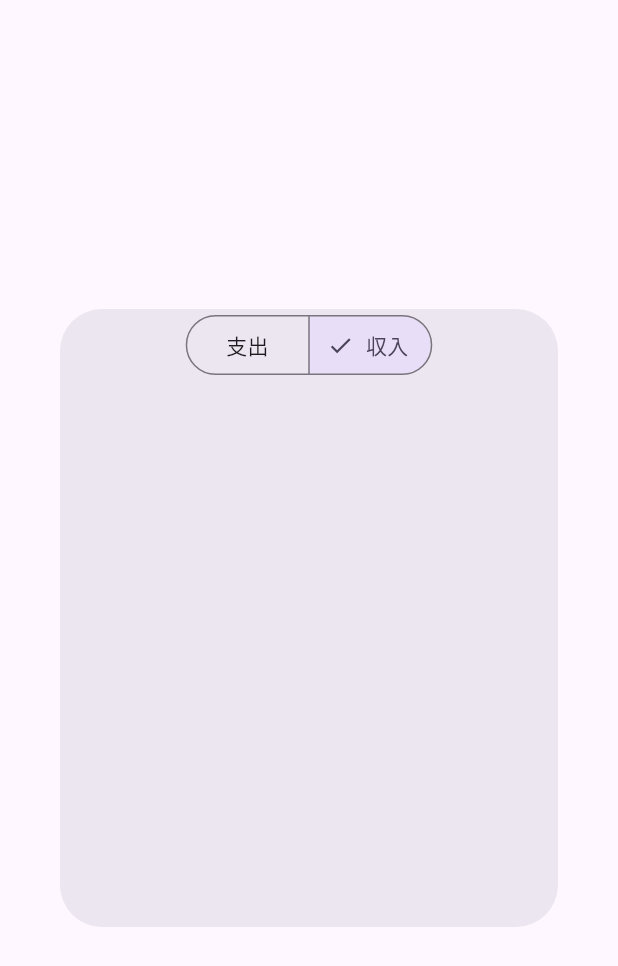
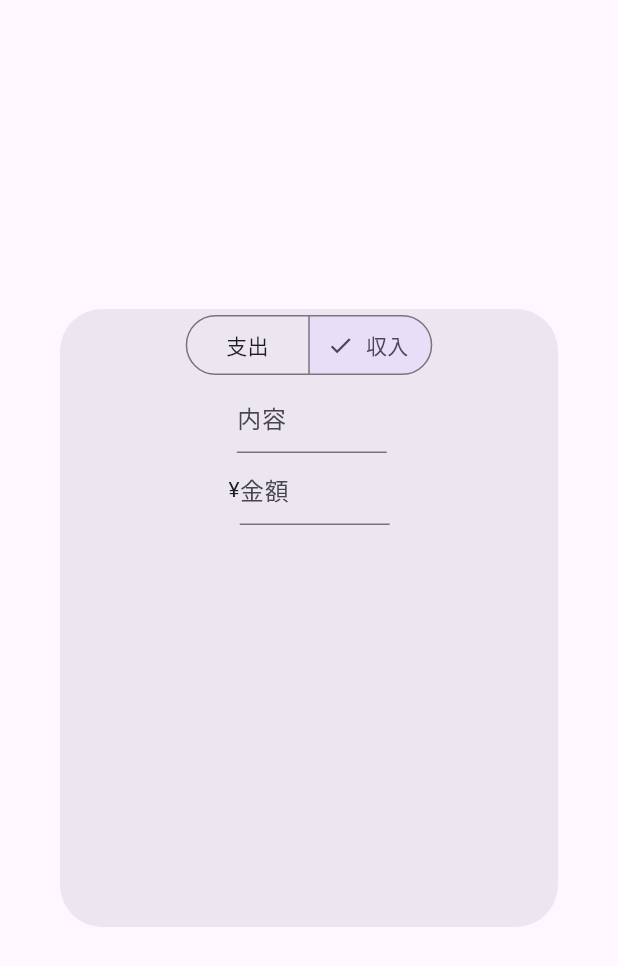
Before and after one commit to uwatcha/MonthlyBudgetManager, a Flutter app: the RecordAddDialog widget shown alone on an empty page, opened directly, after a tap on "収入", on a phone screen of 412 x 824 dp. Shown: the top 966 px of the screen. Run offline on Flutter 3.47's test engine with Material 3 defaults, Android fonts, the light colour scheme and no system bars; our stand-ins replace fl_chart, flutter_riverpod, freezed_annotation, riverpod_annotation; generated files the repository leaves out were written again.

Commit message:
DialogにTextFieldを追加

```diff
--- a/lib/state/record_add_dialog_state.dart
+++ b/lib/state/record_add_dialog_state.dart
@@ -7,6 +7,6 @@ part 'record_add_dialog_state.freezed.dart';
 @freezed
 abstract class RecordAddDialogState with _$RecordAddDialogState {
   const factory RecordAddDialogState({
-    @Default(true) bool isModeExpenditure,
+    @Default(true) bool isExpenditureMode,
   }) = _RecordAddDialogState;
 }
--- a/lib/view/record_add_dialog.dart
+++ b/lib/view/record_add_dialog.dart
@@ -1,5 +1,5 @@
-
 import 'package:flutter/material.dart';
+import 'package:flutter/services.dart';
 import 'package:flutter_riverpod/flutter_riverpod.dart';
 import 'package:monthly_budget_manager/view_model/record_add_dialog_view_model.dart';
 
@@ -12,23 +12,56 @@ class RecordAddDialog extends ConsumerWidget {
 
     return Dialog(
       child: SizedBox(
-        width: size.width*0.9,
-        height: size.height*0.5,
+          width: size.width * 0.9,
+          height: size.height * 0.5,
           child: Column(
+            crossAxisAlignment: CrossAxisAlignment.center,
             children: [
               SegmentedButton<bool>(
                   onSelectionChanged: (b) {
-                ref.watch(recordAddDialogViewModelProvider.notifier).setIsModeExpenditure(b.first);
+                    ref
+                        .watch(recordAddDialogViewModelProvider.notifier)
+                        .setIsExpenditureMode(b.first);
                   },
                   segments: [
                     ButtonSegment(value: true, label: Text('支出')),
                     ButtonSegment(value: false, label: Text('収入'))
                   ],
-              selected: {ref.watch(recordAddDialogViewModelProvider).isModeExpenditure})
+                  selected: {
+                    ref
+                        .watch(recordAddDialogViewModelProvider)
+                        .isExpenditureMode
+                  }),
+              Row(
+                mainAxisAlignment: MainAxisAlignment.center,
+                children: [
+                  Text(' '),
+                  SizedBox(
+                    width: 100,
+                    child: TextField(
+                      keyboardType: TextInputType.text,
+                      textAlign: TextAlign.start,
+                      decoration: InputDecoration(hintText: '内容'),
+                    ),
+                  ),
+                ],
+              ),
+              Row(
+                mainAxisAlignment: MainAxisAlignment.center,
+                children: [
+                  Text('¥'),
+                  SizedBox(
+                    width: 100,
+                    child: TextField(
+                      keyboardType: TextInputType.number,
+                      textAlign: TextAlign.start,
+                      decoration: InputDecoration(hintText: '金額'),
+                    ),
+                  ),
                 ],
               )
-      ),
+            ],
+          )),
     );
   }
-
 }
--- a/lib/view_model/record_add_dialog_view_model.dart
+++ b/lib/view_model/record_add_dialog_view_model.dart
@@ -11,7 +11,7 @@ class RecordAddDialogViewModel extends _$RecordAddDialogViewModel {
     return RecordAddDialogState();
   }
 
-  void setIsModeExpenditure(bool isModeExpenditure) {
-    state = state.copyWith(isModeExpenditure: isModeExpenditure);
+  void setIsExpenditureMode(bool isModeExpenditure) {
+    state = state.copyWith(isExpenditureMode: isModeExpenditure);
   }
 }
```
Also changed, not shown: lib/state/record_add_dialog_state.freezed.dart, lib/view_model/record_add_dialog_view_model.g.dart. Lines whose indentation alone changed are shown as unchanged.
